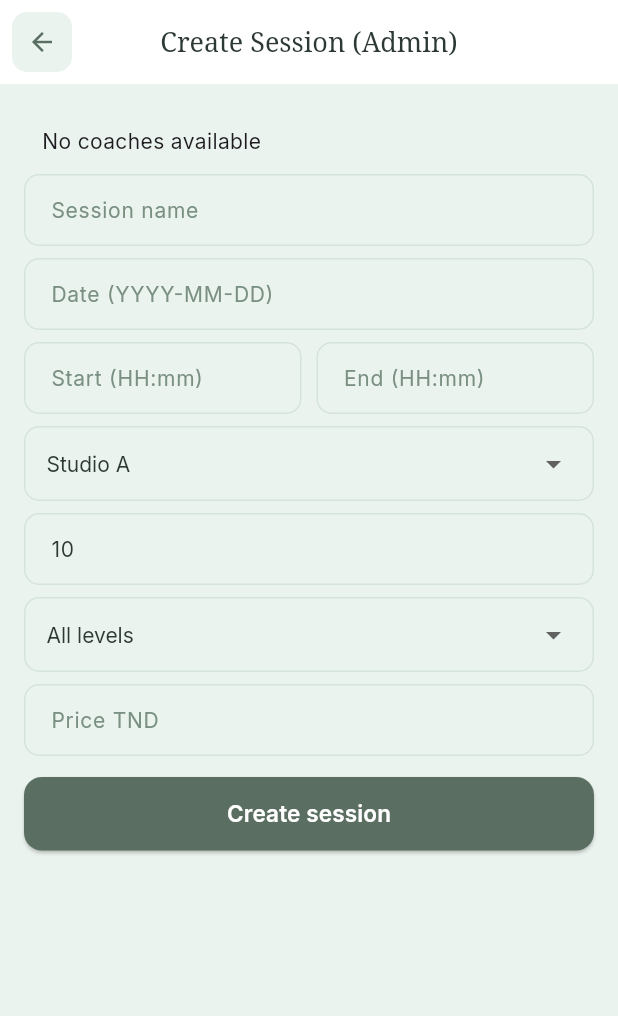
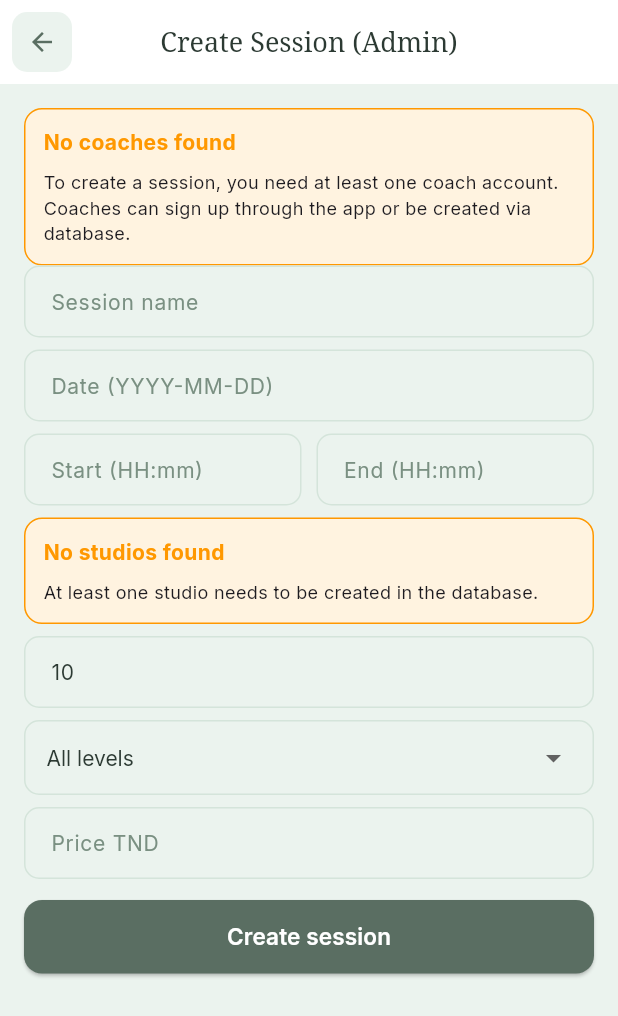
Before and after one commit to yacine-boujelbenne/Pilate.Padel.BookingApp, a Flutter app: the AdminSessionsScreen screen opened by its route, after a tap on "Add Session", on a phone screen of 412 x 824 dp. Shown: the top 1016 px of the screen. Run offline on Flutter 3.47's test engine with Material 3 defaults, Android fonts, the phone set to English and light mode, and no system bars; our stand-ins replace firebase_core, firebase_messaging, fl_chart, flutter_dotenv, go_router, google_fonts and 1 more; accounts and stored records are empty; network calls fail.

Commit message:
fixing the issue of fetching in the admin dashboard is done

```diff
--- a/lib/controllers/coach_controller.dart
+++ b/lib/controllers/coach_controller.dart
@@ -67,7 +67,6 @@ class CoachController extends ChangeNotifier {
           .select(
             'member_id, session_id, profiles!member_id(first_name, last_name, phone, speciality, role)',
           )
-          .eq('status', 'confirmed')
           .order('booked_at', ascending: false);
 
       final seenMembers = <String>{};
@@ -76,6 +75,11 @@ class CoachController extends ChangeNotifier {
         final booking = row as Map<String, dynamic>;
         final sessionId = booking['session_id'] as String?;
         final memberId = booking['member_id'] as String?;
+
+        // Filter for confirmed status with case-insensitive comparison
+        final status = (booking['status'] as String?)?.toLowerCase().trim();
+        if (status != 'confirmed') continue;
+
         if (sessionId == null || memberId == null) continue;
         if (!sessionIds.contains(sessionId) || seenMembers.contains(memberId)) {
           continue;
--- a/lib/controllers/session_controller.dart
+++ b/lib/controllers/session_controller.dart
@@ -26,11 +26,18 @@ class SessionController extends ChangeNotifier {
       final res = await _client
           .from('sessions')
           .select()
-          .eq('status', 'scheduled')
           .gte('start_at', dayStart)
           .lt('start_at', dayEnd)
           .order('start_at');
+
+      // Filter for scheduled status with case-insensitive comparison
       _sessions = (res as List)
+          .where((e) =>
+              (e as Map<String, dynamic>)['status']
+                  .toString()
+                  .toLowerCase()
+                  .trim() ==
+              'scheduled')
           .map((e) => SessionModel.fromMap(e as Map<String, dynamic>))
           .toList();
       _error = null;
@@ -62,9 +69,18 @@ class SessionController extends ChangeNotifier {
       final res = await _client
           .from('session_edit_requests')
           .select()
-          .eq('status', 'pending')
           .order('created_at', ascending: false);
-      _editRequests = (res as List).cast<Map<String, dynamic>>();
+
+      // Filter for pending status with case-insensitive comparison
+      _editRequests = (res as List)
+          .where((e) =>
+              (e as Map<String, dynamic>)['status']
+                  .toString()
+                  .toLowerCase()
+                  .trim() ==
+              'pending')
+          .cast<Map<String, dynamic>>()
+          .toList();
       _error = null;
     } catch (e) {
       _error = e.toString();
--- a/lib/views/screens/admin/admin_new_session_screen.dart
+++ b/lib/views/screens/admin/admin_new_session_screen.dart
@@ -4,6 +4,7 @@ import 'package:go_router/go_router.dart';
 
 import '../../../services/supabase_service.dart';
 import '../../../controllers/session_controller.dart';
+import '../../../controllers/admin_controller.dart';
 import '../../widgets/buttons.dart';
 import '../../widgets/flex_app_bar.dart';
 import '../../widgets/form_fields.dart';
@@ -24,16 +25,19 @@ class _AdminNewSessionScreenState extends State<AdminNewSessionScreen> {
   final _max = TextEditingController(text: '10');
   final _price = TextEditingController();
 
-  String _studio = 'Studio A';
+  String? _selectedStudioId;
   String _level = 'all';
   String? _selectedCoachId;
   List<Map<String, dynamic>> _coaches = [];
+  List<Map<String, dynamic>> _studios = [];
   bool _loadingCoaches = false;
+  bool _loadingStudios = false;
 
   @override
   void initState() {
     super.initState();
     _loadCoaches();
+    _loadStudios();
   }
 
   @override
@@ -52,17 +56,62 @@ class _AdminNewSessionScreenState extends State<AdminNewSessionScreen> {
     try {
       final res = await SupabaseService.instance.client
           .from('profiles')
-          .select('id, first_name, last_name')
-          .eq('role', 'coach')
-          .order('first_name');
-      _coaches = (res as List).cast<Map<String, dynamic>>();
+          .select('id, first_name, last_name, role, speciality')
+          .limit(1000)  // Prevent full table scan
+          ; // No server-side order to avoid timeout
+
+      final allProfiles = (res as List).cast<Map<String, dynamic>>();
+      // Sort client-side if needed
+      allProfiles.sort((a, b) {
+        final aName = ((a['first_name'] as String?) ?? '').toLowerCase();
+        final bName = ((b['first_name'] as String?) ?? '').toLowerCase();
+        return aName.compareTo(bName);
+      });
+      print('DEBUG: Total profiles loaded: ${allProfiles.length}');
+
+      // Filter coaches with case-insensitive comparison
+      _coaches = allProfiles
+          .where((p) {
+            final role = (p['role'] as String?)?.toLowerCase().trim();
+            print('DEBUG: Profile role: $role');
+            return role == 'coach';
+          })
+          .toList();
+
+      print('DEBUG: Coaches found: ${_coaches.length}');
+
       if (_coaches.isNotEmpty) {
         _selectedCoachId = _coaches.first['id'] as String?;
       }
-    } catch (e) {
-      if (mounted) ToastMessage.show(context, 'Could not load coaches');
+    } catch (e, stackTrace) {
+      print('ERROR loading coaches: $e\n$stackTrace');
+      if (mounted) {
+        ToastMessage.show(context, 'Could not load coaches: $e');
+      }
     } finally {
-      setState(() => _loadingCoaches = false);
+      if (mounted) setState(() => _loadingCoaches = false);
+    }
+  }
+
+  Future<void> _loadStudios() async {
+    setState(() => _loadingStudios = true);
+    try {
+      final res = await SupabaseService.instance.client
+          .from('studios')
+          .select('id, name')
+          .limit(1000)  // Prevent full table scan
+          ; // No server-side order to avoid timeout
+      _studios = (res as List).cast<Map<String, dynamic>>();
+      print('DEBUG: Studios loaded: ${_studios.length}');
+      print('DEBUG: Studios data: $_studios');
+      if (_studios.isNotEmpty) {
+        _selectedStudioId = _studios.first['id'] as String?;
+      }
+    } catch (e, stackTrace) {
+      print('ERROR loading studios: $e\n$stackTrace');
+      if (mounted) ToastMessage.show(context, 'Could not load studios: $e');
+    } finally {
+      if (mounted) setState(() => _loadingStudios = false);
     }
   }
 
@@ -137,7 +186,7 @@ class _AdminNewSessionScreenState extends State<AdminNewSessionScreen> {
     try {
       await context.read<SessionController>().createSession({
         'coach_id': _selectedCoachId,
-        'studio_id': null,
+        'studio_id': _selectedStudioId,
         'title': _title.text.trim(),
         'level': _level,
         'start_at': startAt.toIso8601String(),
@@ -177,9 +226,31 @@ class _AdminNewSessionScreenState extends State<AdminNewSessionScreen> {
             const Center(child: CircularProgressIndicator())
           else ...[
             if (_coaches.isEmpty)
-              const Padding(
-                padding: EdgeInsets.all(12),
-                child: Text('No coaches available'),
+              Container(
+                padding: const EdgeInsets.all(12),
+                decoration: BoxDecoration(
+                  color: Colors.orange[50],
+                  borderRadius: BorderRadius.circular(12),
+                  border: Border.all(color: Colors.orange, width: 1),
+                ),
+                child: Column(
+                  crossAxisAlignment: CrossAxisAlignment.start,
+                  children: [
+                    const Text(
+                      'No coaches found',
+                      style: TextStyle(
+                        fontWeight: FontWeight.bold,
+                        color: Colors.orange,
+                      ),
+                    ),
+                    const SizedBox(height: 8),
+                    const Text(
+                      'To create a session, you need at least one coach account. '
+                      'Coaches can sign up through the app or be created via database.',
+                      style: TextStyle(fontSize: 12),
+                    ),
+                  ],
+                ),
               )
             else
               Column(
@@ -187,13 +258,14 @@ class _AdminNewSessionScreenState extends State<AdminNewSessionScreen> {
                 children: [
                   const Text('Assign Coach'),
                   const SizedBox(height: 8),
-                  DropdownButtonFormField<String>(
+                  DropdownButton<String>(
                     value: _selectedCoachId,
+                    isExpanded: true,
                     items: _coaches
                         .map((c) => DropdownMenuItem(
                               value: c['id'] as String,
                               child: Text(
-                                  '${c['first_name'] ?? ''} ${c['last_name'] ?? ''}'),
+                                  '${c['first_name'] ?? ''} ${c['last_name'] ?? ''} - ${c['speciality'] ?? 'N/A'}'),
                             ))
                         .toList(),
                     onChanged: (v) => setState(() => _selectedCoachId = v),
@@ -218,14 +290,54 @@ class _AdminNewSessionScreenState extends State<AdminNewSessionScreen> {
             ],
           ),
           const SizedBox(height: 8),
-          FlexDropdown(
-            value: _studio,
-            items: const [
-              DropdownMenuItem(value: 'Studio A', child: Text('Studio A')),
-              DropdownMenuItem(value: 'Studio B', child: Text('Studio B')),
-            ],
-            onChanged: (v) => setState(() => _studio = v ?? 'Studio A'),
-          ),
+          if (_loadingStudios)
+            const Center(child: CircularProgressIndicator())
+          else if (_studios.isEmpty)
+            Container(
+              padding: const EdgeInsets.all(12),
+              decoration: BoxDecoration(
+                color: Colors.orange[50],
+                borderRadius: BorderRadius.circular(12),
+                border: Border.all(color: Colors.orange, width: 1),
+              ),
+              child: const Column(
+                crossAxisAlignment: CrossAxisAlignment.start,
+                children: [
+                  Text(
+                    'No studios found',
+                    style: TextStyle(
+                      fontWeight: FontWeight.bold,
+                      color: Colors.orange,
+                    ),
+                  ),
+                  SizedBox(height: 8),
+                  Text(
+                    'At least one studio needs to be created in the database.',
+                    style: TextStyle(fontSize: 12),
+                  ),
+                ],
+              ),
+            )
+          else
+            Column(
+              crossAxisAlignment: CrossAxisAlignment.start,
+              children: [
+                const Text('Select Studio'),
+                const SizedBox(height: 8),
+                DropdownButton<String>(
+                  value: _selectedStudioId,
+                  isExpanded: true,
+                  items: _studios
+                      .map((s) => DropdownMenuItem(
+                            value: s['id'] as String,
+                            child: Text(s['name'] as String),
+                          ))
+                      .toList(),
+                  onChanged: (v) => setState(() => _selectedStudioId = v),
+                ),
+                const SizedBox(height: 12),
+              ],
+            ),
           const SizedBox(height: 8),
           FlexFormInput(
               controller: _max,
--- a/lib/views/screens/common/settings_screen.dart
+++ b/lib/views/screens/common/settings_screen.dart
@@ -43,7 +43,7 @@ class _SettingsScreenState extends State<SettingsScreen> {
           const SizedBox(height: 8),
           SwitchListTile(
             value: settings.pushEnabled,
-            activeColor: AppColors.sageDark,
+            activeThumbColor: AppColors.sageDark,
             title: const Text('Push notifications'),
             onChanged: settings.isLoading
                 ? null
@@ -56,7 +56,7 @@ class _SettingsScreenState extends State<SettingsScreen> {
           ),
           SwitchListTile(
             value: settings.emailEnabled,
-            activeColor: AppColors.sageDark,
+            activeThumbColor: AppColors.sageDark,
             title: const Text('Email updates'),
             onChanged: settings.isLoading
                 ? null
@@ -69,7 +69,7 @@ class _SettingsScreenState extends State<SettingsScreen> {
           ),
           SwitchListTile(
             value: settings.smsEnabled,
-            activeColor: AppColors.sageDark,
+            activeThumbColor: AppColors.sageDark,
             title: const Text('SMS alerts'),
             onChanged: settings.isLoading
                 ? null
```
Also changed, not shown: lib/controllers/admin_controller.dart (+26 -53 lines), lib/controllers/booking_controller.dart (+21 -5 lines).
